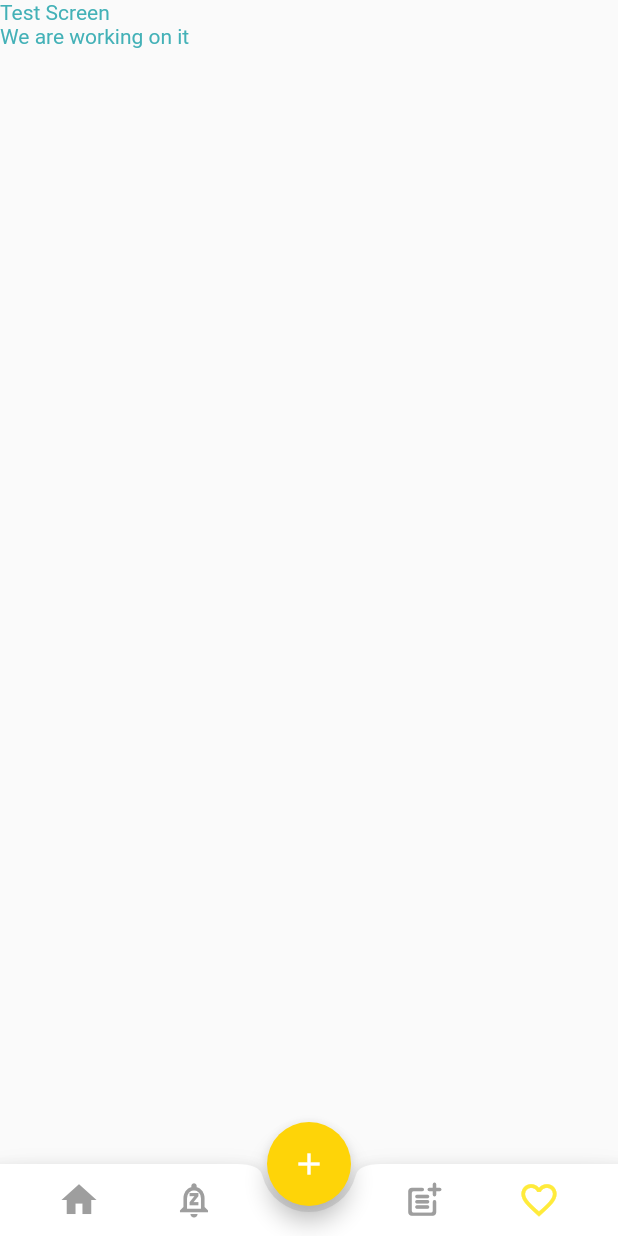
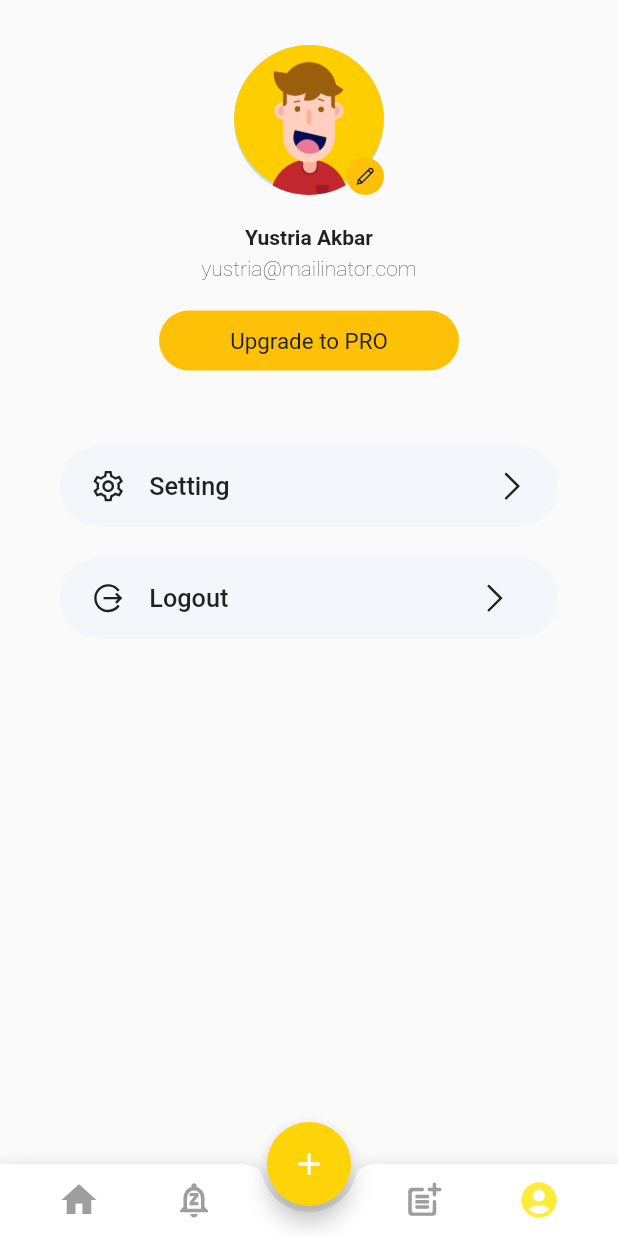
Before and after one commit to tpid-yustria/flutter, a Flutter app: the MainScreen screen opened directly, item 4 of the bottom bar chosen, on a phone screen of 412 x 824 dp. Run offline on Flutter 3.47's test engine with Material 2 defaults, Android fonts, the phone set to English and light mode, and no system bars; our stand-ins replace flutter_screenutil, line_awesome_flutter, shared_preferences; accounts and stored records are empty; network calls fail.

Commit message:
[added] logout

```diff
--- a/lib/commons/bottom_tab_bar.dart
+++ b/lib/commons/bottom_tab_bar.dart
@@ -40,7 +40,7 @@ class _BottomTabBarState extends State<BottomTabBar> {
           ),
           buildTabItem(
             3,
-            Icon(Icons.favorite_outline),
+            Icon(Icons.account_circle_rounded),
           ),
         ],
       ),
--- /dev/null
+++ b/lib/constant/constant.dart
@@ -0,0 +1,58 @@
+import 'package:flutter/material.dart';
+import 'package:flutter_screenutil/flutter_screenutil.dart';
+
+const kSpacingUnit = 10;
+
+const kDarkPrimaryColor = Color(0xFF212121);
+const kDarkSecondaryColor = Color(0xFF373737);
+const kLightPrimaryColor = Color(0xFFFFFFFF);
+const kLightSecondaryColor = Color(0xFFF3F7FB);
+const kAccentColor = Color(0xFFFFC107);
+
+final kTitleTextStyle = TextStyle(
+  fontSize: ScreenUtil().setSp(kSpacingUnit.w * 1.7),
+  fontWeight: FontWeight.w600,
+);
+
+final kCaptionTextStyle = TextStyle(
+  fontSize: ScreenUtil().setSp(kSpacingUnit.w * 1.3),
+  fontWeight: FontWeight.w100,
+);
+
+final kButtonTextStyle = TextStyle(
+  fontSize: ScreenUtil().setSp(kSpacingUnit.w * 1.5),
+  fontWeight: FontWeight.w400,
+  color: kDarkPrimaryColor,
+);
+
+final kDarkTheme = ThemeData(
+  brightness: Brightness.dark,
+  fontFamily: 'SFProText',
+  primaryColor: kDarkPrimaryColor,
+  canvasColor: kDarkPrimaryColor,
+  backgroundColor: kDarkSecondaryColor,
+  iconTheme: ThemeData.dark().iconTheme.copyWith(
+    color: kLightSecondaryColor,
+  ),
+  textTheme: ThemeData.dark().textTheme.apply(
+    fontFamily: 'SFProText',
+    bodyColor: kLightSecondaryColor,
+    displayColor: kLightSecondaryColor,
+  ),
+);
+
+final kLightTheme = ThemeData(
+  brightness: Brightness.light,
+  fontFamily: 'SFProText',
+  primaryColor: kLightPrimaryColor,
+  canvasColor: kLightPrimaryColor,
+  backgroundColor: kLightSecondaryColor,
+  iconTheme: ThemeData.light().iconTheme.copyWith(
+    color: kDarkSecondaryColor,
+  ),
+  textTheme: ThemeData.light().textTheme.apply(
+    fontFamily: 'SFProText',
+    bodyColor: kDarkSecondaryColor,
+    displayColor: kDarkSecondaryColor,
+  ),
+);
--- a/lib/main_screen.dart
+++ b/lib/main_screen.dart
@@ -2,7 +2,7 @@ import 'package:flutter/material.dart';
 import 'package:job_finder/screens/home/home_screen.dart';
 import 'package:job_finder/screens/textscreens/test1.dart';
 import 'package:job_finder/screens/textscreens/test2.dart';
-import 'package:job_finder/screens/textscreens/test3.dart';
+import 'package:job_finder/screens/textscreens/profile.dart';
 import 'commons/bottom_tab_bar.dart';
 
 class MainScreen extends StatefulWidget {
@@ -19,7 +19,7 @@ class _MainScreenState extends State<MainScreen> {
     HomeScreen(),
     Test1(),
     Test2(),
-    Test3(),
+    Profile(),
   ];
 
   @override
--- /dev/null
+++ b/lib/screens/textscreens/profile.dart
@@ -0,0 +1,217 @@
+import 'package:flutter/material.dart';
+import 'package:job_finder/constant/constant.dart';
+import 'package:flutter_screenutil/flutter_screenutil.dart';
+import 'package:line_awesome_flutter/line_awesome_flutter.dart';
+import 'package:shared_preferences/shared_preferences.dart';
+import 'package:job_finder/service/api-login.dart';
+import 'package:job_finder/screens/login.dart';
+import 'dart:convert';
+
+class Profile extends StatefulWidget {
+  const Profile({Key? key}) : super(key: key);
+  @override
+  _ProfileState createState() => _ProfileState();
+}
+
+class _ProfileState extends State<Profile> {
+  late SharedPreferences sharedPreferences;
+  late String token;
+  void initState() {
+    super.initState();
+    _loadUserData();
+  }
+
+// method untuk mengambil data user dari SharedPreferences
+  _loadUserData() async {
+    sharedPreferences = await SharedPreferences.getInstance();
+    token = sharedPreferences.getString('token').toString();
+  }
+  _showMsg(String content) {
+    ScaffoldMessenger.of(context)
+        .showSnackBar(SnackBar(content: Text(content)));
+  }
+  Widget build(BuildContext context) {
+    return ScreenUtilInit(
+      designSize: const Size(414, 896),
+      builder: (context , child) {
+        return Expanded(
+          child: Column(
+            children: <Widget>[
+              Container(
+                height: 10 * 10,
+                width: 10 * 10,
+                margin: EdgeInsets.only(top: 10 * 3),
+                child: Stack(
+                  children: <Widget>[
+                    CircleAvatar(
+                      radius: 10 * 5,
+                      backgroundImage: AssetImage('assets/images/avatar.png'),
+                    ),
+                    Align(
+                      alignment: Alignment.bottomRight,
+                      child: Container(
+                        height: 10 * 2.5,
+                        width: 10 * 2.5,
+                        decoration: BoxDecoration(
+                          color: kAccentColor,
+                          shape: BoxShape.circle,
+                        ),
+                        child: Center(
+                          heightFactor: 10 * 1.5,
+                          widthFactor: 10 * 1.5,
+                          child: Icon(
+                            LineAwesomeIcons.pen,
+                            color: kDarkPrimaryColor,
+                            size: ScreenUtil().setSp(kSpacingUnit.w * 1.5),
+                          ),
+                        ),
+                      ),
+                    ),
+                  ],
+                ),
+              ),
+              SizedBox(height: 10 * 2),
+              Text(
+                'Yustria Akbar',
+                style: TextStyle(
+                  fontWeight: FontWeight.w600,
+                ),
+              ),
+              SizedBox(height: 10 * 0.5),
+              Text(
+                'yustria@mailinator.com',
+                style: TextStyle(
+                  fontWeight: FontWeight.w100,
+                ),
+              ),
+              SizedBox(height: 10 * 2),
+              Container(
+                height: 10 * 4,
+                width: 10 * 20,
+                decoration: BoxDecoration(
+                  borderRadius: BorderRadius.circular(10 * 3),
+                  color: kAccentColor,
+                ),
+                child: Center(
+                  child: Text(
+                    'Upgrade to PRO',
+                    style: TextStyle(
+                      fontSize: ScreenUtil().setSp(10 * 1.5),
+                      fontWeight: FontWeight.w400,
+                      color: kDarkPrimaryColor,
+                    ),
+                  ),
+                ),
+              ),
+              Column(
+                children: <Widget>[
+                  SizedBox(height: kSpacingUnit.w * 5),
+                  Container(
+                    height: kSpacingUnit.w * 5.5,
+                    margin: EdgeInsets.symmetric(
+                      horizontal: kSpacingUnit.w * 4,
+                    ).copyWith(
+                      bottom: kSpacingUnit.w * 2,
+                    ),
+                    padding: EdgeInsets.symmetric(
+                      horizontal: kSpacingUnit.w * 2,
+                    ),
+                    decoration: BoxDecoration(
+                      borderRadius: BorderRadius.circular(kSpacingUnit.w * 3),
+                      color: kLightSecondaryColor,
+                    ),
+                    child: Row(
+                      children: <Widget>[
+                        Icon(
+                          LineAwesomeIcons.cog,
+                          size: kSpacingUnit.w * 2.5,
+                        ),
+                        SizedBox(width: kSpacingUnit.w * 1.5),
+                        Text(
+                          "Setting",
+                          style: kTitleTextStyle.copyWith(
+                            fontWeight: FontWeight.w500,
+                          ),
+                        ),
+                        Spacer(),
+                        Icon(
+                          LineAwesomeIcons.angle_right,
+                          size: kSpacingUnit.w * 2.5,
+                        ),
+                      ],
+                    ),
+                  )
+                ],
+              ),
+              Column(
+                children: <Widget>[
+                  Container(
+                    height: kSpacingUnit.w * 5.5,
+                    margin: EdgeInsets.symmetric(
+                      horizontal: kSpacingUnit.w * 4,
+                    ).copyWith(
+                      bottom: kSpacingUnit.w * 2,
+                    ),
+                    padding: EdgeInsets.symmetric(
+                      horizontal: kSpacingUnit.w * 2,
+                    ),
+                    decoration: BoxDecoration(
+                      borderRadius: BorderRadius.circular(kSpacingUnit.w * 3),
+                      color: kLightSecondaryColor,
+                    ),
+                    child: Row(
+                      children: <Widget>[
+                        Icon(
+                          LineAwesomeIcons.alternate_sign_out,
+                          size: kSpacingUnit.w * 2.5,
+                        ),
+                        SizedBox(width: kSpacingUnit.w * 1.5),
+                        Text(
+                          "Logout",
+                          style: kTitleTextStyle.copyWith(
+                            fontWeight: FontWeight.w500,
+                          ),
+                        ),
+                        Spacer(),
+                        IconButton(
+                            onPressed: () {
+                              logout();
+                            },
+                            icon: Icon(
+                              LineAwesomeIcons.angle_right,
+                              size: kSpacingUnit.w * 2.5,
+                            )
+                        ),
+                      ],
+                    ),
+                  )
+                ],
+              ),
+
+            ],
+          ),
+        );
+      },
+    );
+  }
+
+  void logout() async {
+    if (sharedPreferences != null) {
+      final res = await Network().postRequest(
+        route: '/logout', // alamat endpoint logout
+        data: {}, // data kosong karena logout tidak memerlukan data
+        token: token, // menambahkan token untuk otorisasi
+      );
+      final result = jsonDecode(res.body); // mengubah hasil response ke dalam bentuk JSON
+      if (result['status'] == 200) {
+        _showMsg(result['message']); // menampilkan pesan sukses pada user
+        sharedPreferences.clear(); // menghapus data shared preference
+        Navigator.of(context).pushReplacement(MaterialPageRoute(
+          builder: (context) => Login(),
+        ));
+      } else {
+        _showMsg(result['message']); // menampilkan pesan error pada user
+      }
+    }
+  }
+}
--- a/lib/screens/textscreens/test3.dart
+++ /dev/null
@@ -1,14 +0,0 @@
-import 'package:flutter/material.dart';
-
-class Test3 extends StatelessWidget {
-  const Test3({Key? key}) : super(key: key);
-
-  @override
-  Widget build(BuildContext context) {
-    return Container(
-        child: Text(
-          "Test Screen\nWe are working on it",
-          style: TextStyle(color: Theme.of(context).primaryColor),
-        ));
-  }
-}
--- a/pubspec.yaml
+++ b/pubspec.yaml
@@ -13,6 +13,8 @@ dependencies:
   cupertino_icons: ^1.0.2
   http: ^0.13.6
   shared_preferences: ^2.1.1
+  flutter_screenutil: ^5.0.0
+  line_awesome_flutter: ^1.0.1
 
 dev_dependencies:
   flutter_test:
```
Also changed, not shown: pubspec.lock.
